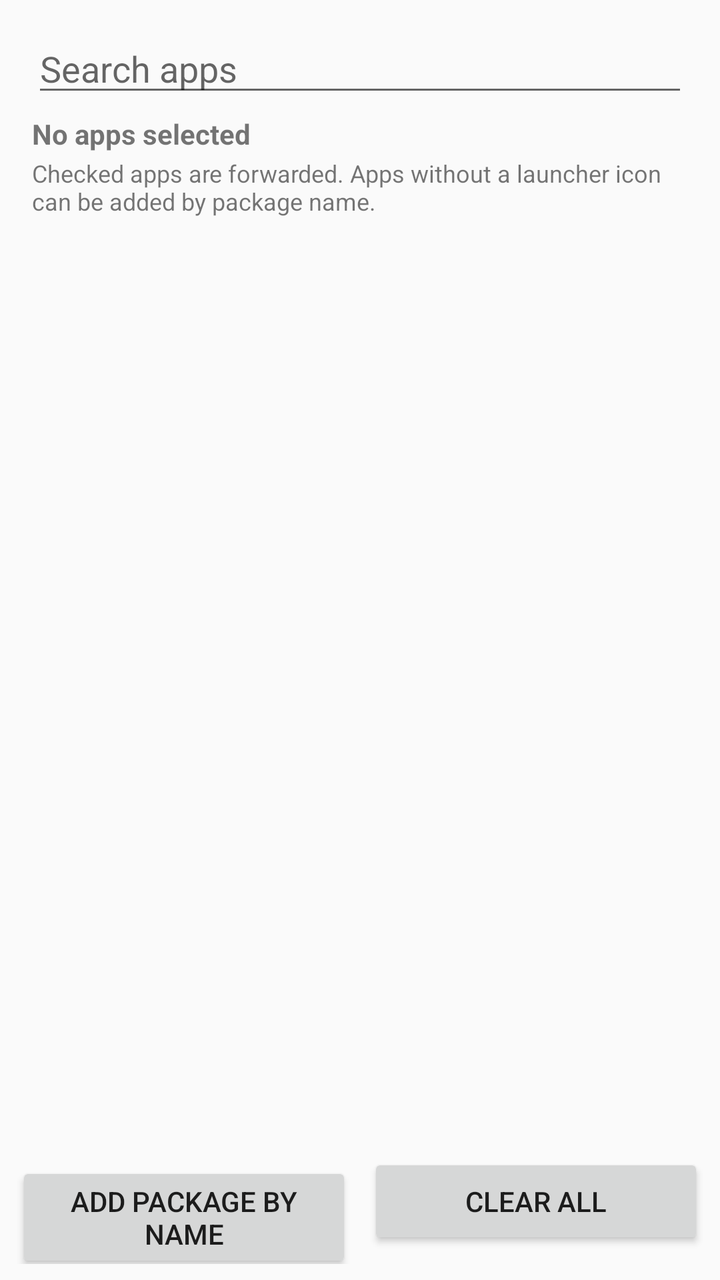
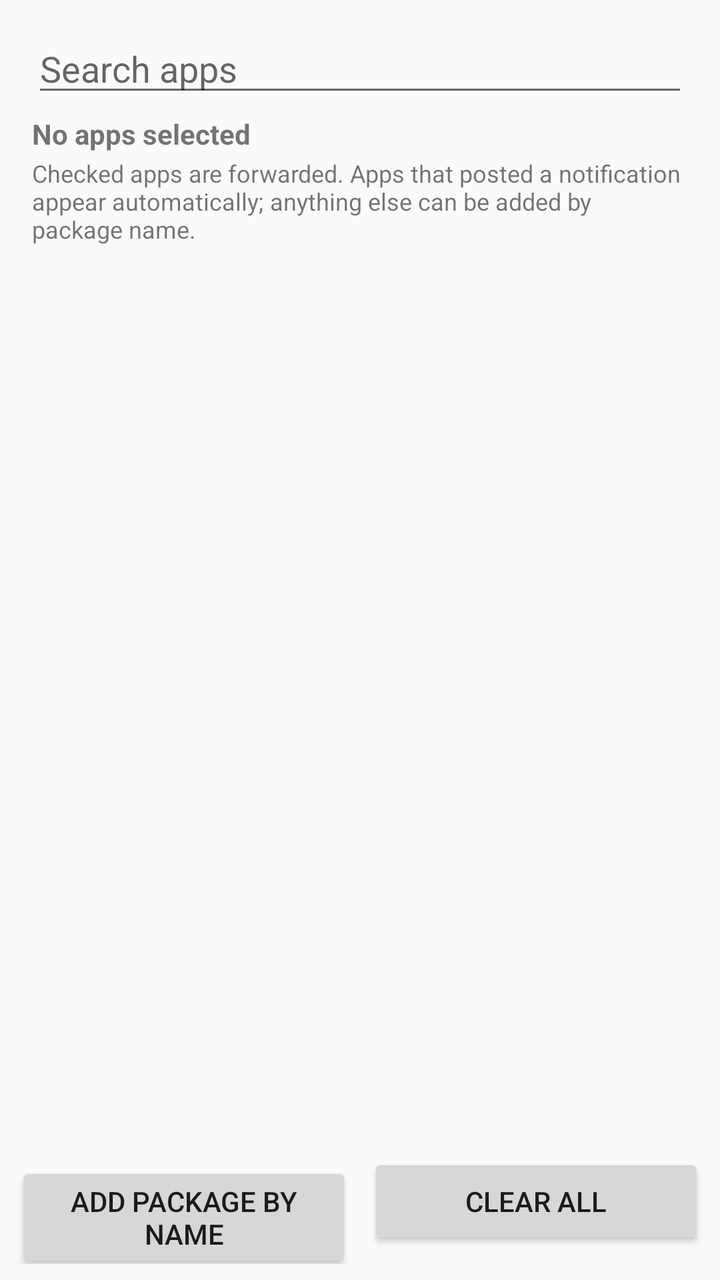

Screens rendered from an Android XML layout before and after an edit, with the pre-edit source and the edit as a unified diff.
<!-- AndroidManifest.xml: application theme AppTheme -->
<!-- res/layout/activity_app_picker.xml -->
<?xml version="1.0" encoding="utf-8"?>
<LinearLayout xmlns:android="http://schemas.android.com/apk/res/android"
    xmlns:tools="http://schemas.android.com/tools"
    android:id="@+id/root"
    android:layout_width="match_parent"
    android:layout_height="match_parent"
    android:orientation="vertical"
    tools:ignore="HardcodedText,ButtonStyle">

    <EditText
        android:id="@+id/searchApps"
        android:layout_width="match_parent"
        android:layout_height="wrap_content"
        android:layout_marginStart="16dp"
        android:layout_marginTop="12dp"
        android:layout_marginEnd="16dp"
        android:hint="Search apps"
        android:importantForAutofill="no"
        android:inputType="text" />

    <TextView
        android:id="@+id/pickerStatus"
        android:layout_width="match_parent"
        android:layout_height="wrap_content"
        android:layout_marginStart="16dp"
        android:layout_marginTop="4dp"
        android:layout_marginEnd="16dp"
        android:text="No apps selected"
        android:textStyle="bold" />

    <TextView
        android:layout_width="match_parent"
        android:layout_height="wrap_content"
        android:layout_marginStart="16dp"
        android:layout_marginTop="2dp"
        android:layout_marginEnd="16dp"
        android:text="Checked apps are forwarded. Apps without a launcher icon can be added by package name."
        android:textSize="12sp" />

    <ListView
        android:id="@+id/appList"
        android:layout_width="match_parent"
        android:layout_height="0dp"
        android:layout_marginTop="8dp"
        android:layout_weight="1"
        android:divider="#22000000"
        android:dividerHeight="1dp" />

    <TextView
        android:id="@+id/emptyView"
        android:layout_width="match_parent"
        android:layout_height="wrap_content"
        android:layout_margin="24dp"
        android:gravity="center"
        android:text="No matching apps"
        android:visibility="gone" />

    <LinearLayout
        android:layout_width="match_parent"
        android:layout_height="wrap_content"
        android:padding="8dp"
        android:orientation="horizontal">

        <Button
            android:id="@+id/btnAddPackage"
            android:layout_width="0dp"
            android:layout_height="wrap_content"
            android:layout_weight="1"
            android:text="Add package by name" />

        <Button
            android:id="@+id/btnClearApps"
            android:layout_width="0dp"
            android:layout_height="wrap_content"
            android:layout_marginStart="8dp"
            android:layout_weight="1"
            android:text="Clear all" />
    </LinearLayout>
</LinearLayout>
<!-- resources referenced by this layout -->
<resources>
  <style name="AppTheme" parent="@android:style/Theme.Material.Light.DarkActionBar">
          <item name="android:colorPrimary">#1F6FEB</item>
          <item name="android:colorPrimaryDark">#12407F</item>
          <item name="android:colorAccent">#1F6FEB</item>
      </style>
</resources>

<!-- the commit's change to res/layout/activity_app_picker.xml (unified diff, before → after) -->
@@ -34,7 +34,7 @@
         android:layout_marginStart="16dp"
         android:layout_marginTop="2dp"
         android:layout_marginEnd="16dp"
-        android:text="Checked apps are forwarded. Apps without a launcher icon can be added by package name."
+        android:text="Checked apps are forwarded. Apps that posted a notification appear automatically; anything else can be added by package name."
         android:textSize="12sp" />
 
     <ListView
